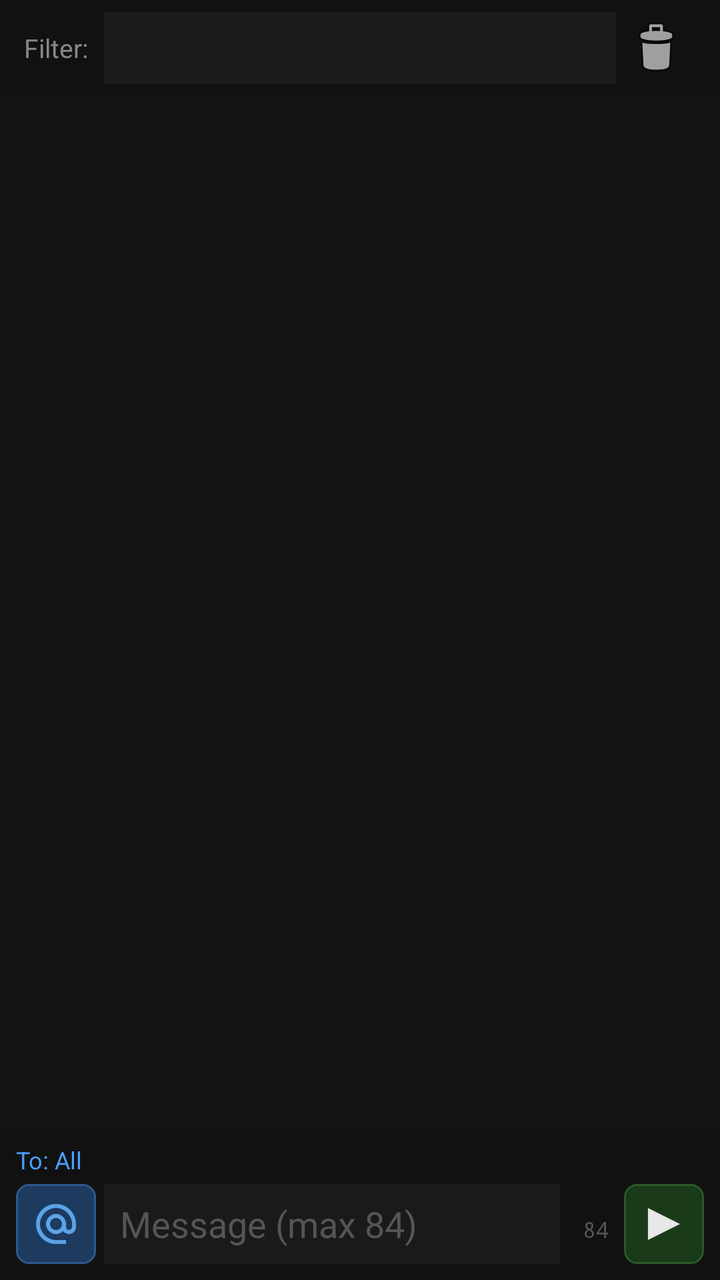
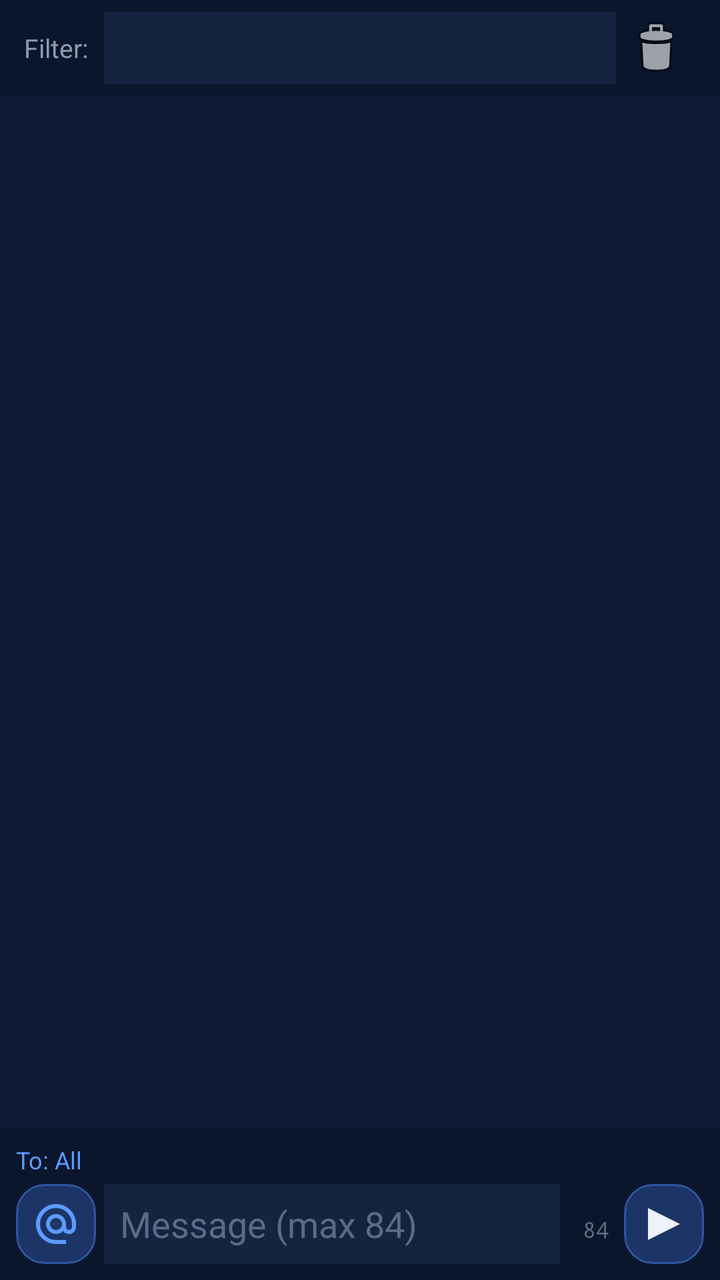

Two renders of the same Android screen: before a commit and after it. Below are the layout's source before the change and the commit's diff.
<!-- AndroidManifest.xml: application theme Theme.MeshTRX -->
<!-- res/layout/fragment_messages.xml -->
<?xml version="1.0" encoding="utf-8"?>
<LinearLayout xmlns:android="http://schemas.android.com/apk/res/android"
    android:layout_width="match_parent"
    android:layout_height="match_parent"
    android:orientation="vertical"
    android:background="#141414">

    
    <LinearLayout
        android:layout_width="match_parent"
        android:layout_height="wrap_content"
        android:orientation="horizontal"
        android:gravity="center_vertical"
        android:paddingHorizontal="12dp"
        android:paddingVertical="6dp"
        android:background="#111111">

        <TextView
            android:layout_width="wrap_content"
            android:layout_height="wrap_content"
            android:text="@string/filter"
            android:textColor="#888888"
            android:textSize="13sp" />

        <Spinner android:id="@+id/spinnerFilter"
            android:layout_width="0dp"
            android:layout_height="36dp"
            android:layout_weight="1"
            android:layout_marginStart="8dp"
            android:background="#1a1a1a"
            android:popupBackground="#1a1a1a" />

        
        <ImageButton android:id="@+id/btnClearChat"
            android:layout_width="40dp"
            android:layout_height="36dp"
            android:src="@android:drawable/ic_menu_delete"
            android:background="?android:attr/selectableItemBackground"
            android:scaleType="centerInside"
            android:contentDescription="@string/clear_chat" />
    </LinearLayout>

    
    <androidx.recyclerview.widget.RecyclerView
        android:id="@+id/rvMessages"
        android:layout_width="match_parent"
        android:layout_height="0dp"
        android:layout_weight="1"
        android:padding="8dp"
        android:clipToPadding="false" />

    
    <LinearLayout
        android:layout_width="match_parent"
        android:layout_height="wrap_content"
        android:orientation="vertical"
        android:padding="8dp"
        android:background="#111111">

        <TextView android:id="@+id/tvDest"
            android:layout_width="wrap_content"
            android:layout_height="wrap_content"
            android:text="@string/to_all"
            android:textColor="#4a9eff"
            android:textSize="12sp"
            android:layout_marginBottom="4dp" />

        <LinearLayout
            android:layout_width="match_parent"
            android:layout_height="wrap_content"
            android:orientation="horizontal">

            <ImageButton android:id="@+id/btnDest"
                android:layout_width="40dp"
                android:layout_height="40dp"
                android:src="@drawable/ic_at"
                android:background="@drawable/btn_blue"
                android:scaleType="centerInside"
                android:contentDescription="@string/callsign"
                android:enabled="false" />

            <EditText android:id="@+id/etMessage"
                android:layout_width="0dp"
                android:layout_height="40dp"
                android:layout_weight="1"
                android:hint="@string/msg_hint"
                android:textColor="#e8e8e8"
                android:textColorHint="#555555"
                android:background="#1a1a1a"
                android:paddingHorizontal="8dp"
                android:inputType="text"
                android:singleLine="true"
                android:layout_marginHorizontal="4dp" />

            
            <TextView android:id="@+id/tvBytesLeft"
                android:layout_width="28dp"
                android:layout_height="wrap_content"
                android:gravity="center"
                android:text="84"
                android:textSize="11sp"
                android:fontFamily="monospace"
                android:textColor="#555555" />

            <ImageButton android:id="@+id/btnSend"
                android:layout_width="40dp"
                android:layout_height="40dp"
                android:src="@drawable/ic_send"
                android:background="@drawable/btn_green"
                android:scaleType="centerInside"
                android:contentDescription="@string/send"
                android:enabled="false" />

            <ImageButton android:id="@+id/btnVoice"
                android:layout_width="40dp"
                android:layout_height="40dp"
                android:src="@drawable/ic_mic"
                android:background="@drawable/btn_circle_gray"
                android:scaleType="centerInside"
                android:contentDescription="Voice"
                android:layout_marginStart="4dp"
                android:visibility="gone" />
        </LinearLayout>

        
        <LinearLayout android:id="@+id/layoutRecording"
            android:layout_width="match_parent"
            android:layout_height="40dp"
            android:orientation="horizontal"
            android:gravity="center_vertical"
            android:visibility="gone"
            android:layout_marginTop="4dp">
            <View android:id="@+id/viewRecDot"
                android:layout_width="10dp"
                android:layout_height="10dp"
                android:background="#ff4444" />
            <TextView android:id="@+id/tvRecTime"
                android:layout_width="wrap_content"
                android:layout_height="wrap_content"
                android:text="0:00"
                android:textColor="#ff4444"
                android:textSize="14sp"
                android:layout_marginStart="8dp" />
            <ProgressBar android:id="@+id/pbRecLevel"
                style="@android:style/Widget.ProgressBar.Horizontal"
                android:layout_width="0dp"
                android:layout_height="6dp"
                android:layout_weight="1"
                android:layout_marginHorizontal="12dp"
                android:max="5000" />
            <TextView android:id="@+id/tvRecCancel"
                android:layout_width="wrap_content"
                android:layout_height="wrap_content"
                android:text="@string/cancel"
                android:textColor="#888888"
                android:textSize="12sp"
                android:padding="8dp" />
        </LinearLayout>
    </LinearLayout>

</LinearLayout>
<!-- resources referenced by this layout -->
<resources>
  <!-- drawable btn_blue (drawable) -->
  <?xml version="1.0" encoding="utf-8"?>
  <shape xmlns:android="http://schemas.android.com/apk/res/android"
      android:shape="rectangle">
      <solid android:color="#1e3a5f" />
      <stroke android:width="1dp" android:color="#2a5a8f" />
      <corners android:radius="6dp" />
  </shape>
  <!-- drawable btn_circle_gray (drawable) -->
  <?xml version="1.0" encoding="utf-8"?>
  <shape xmlns:android="http://schemas.android.com/apk/res/android"
      android:shape="oval">
      <solid android:color="#222222" />
      <stroke android:width="1dp" android:color="#333333" />
  </shape>
  <!-- drawable btn_green (drawable) -->
  <?xml version="1.0" encoding="utf-8"?>
  <shape xmlns:android="http://schemas.android.com/apk/res/android"
      android:shape="rectangle">
      <solid android:color="#1a3a1a" />
      <stroke android:width="1dp" android:color="#2a5a2a" />
      <corners android:radius="6dp" />
  </shape>
  <!-- drawable ic_at (drawable) -->
  <?xml version="1.0" encoding="utf-8"?>
  <vector xmlns:android="http://schemas.android.com/apk/res/android"
      android:width="24dp"
      android:height="24dp"
      android:viewportWidth="24"
      android:viewportHeight="24">
      <path
          android:fillColor="#5ba3e8"
          android:pathData="M12,2C6.48,2 2,6.48 2,12s4.48,10 10,10h5v-2h-5c-4.34,0 -8,-3.66 -8,-8s3.66,-8 8,-8 8,3.66 8,8v1.43c0,0.79 -0.71,1.57 -1.5,1.57s-1.5,-0.78 -1.5,-1.57V12c0,-2.76 -2.24,-5 -5,-5s-5,2.24 -5,5 2.24,5 5,5c1.38,0 2.64,-0.56 3.54,-1.47 0.65,0.89 1.77,1.47 2.96,1.47 1.97,0 3.5,-1.6 3.5,-3.57V12c0,-5.52 -4.48,-10 -10,-10zM12,15c-1.66,0 -3,-1.34 -3,-3s1.34,-3 3,-3 3,1.34 3,3 -1.34,3 -3,3z" />
  </vector>
  <!-- drawable ic_mic (drawable) -->
  <vector xmlns:android="http://schemas.android.com/apk/res/android"
      android:width="24dp"
      android:height="24dp"
      android:viewportWidth="24"
      android:viewportHeight="24">
      <path
          android:fillColor="#4ade80"
          android:pathData="M12,14c1.66,0 2.99,-1.34 2.99,-3L15,5c0,-1.66 -1.34,-3 -3,-3S9,3.34 9,5v6c0,1.66 1.34,3 3,3zM17.3,11c0,3 -2.54,5.1 -5.3,5.1S6.7,14 6.7,11H5c0,3.41 2.72,6.23 6,6.72V21h2v-3.28c3.28,-0.48 6,-3.3 6,-6.72h-1.7z"/>
  </vector>
  <!-- drawable ic_send (drawable) -->
  <?xml version="1.0" encoding="utf-8"?>
  <vector xmlns:android="http://schemas.android.com/apk/res/android"
      android:width="24dp"
      android:height="24dp"
      android:viewportWidth="24"
      android:viewportHeight="24">
      <path
          android:fillColor="#e8e8e8"
          android:pathData="M4,4 L20,12 L4,20 Z" />
  </vector>
  <style name="Theme.MeshTRX" parent="Theme.MaterialComponents.NoActionBar">
          <item name="colorPrimary">#4ade80</item>
          <item name="colorPrimaryVariant">#2d5a2d</item>
          <item name="colorOnPrimary">#141414</item>
          <item name="colorSecondary">#5ba3e8</item>
          <item name="colorOnSecondary">#141414</item>
          <item name="android:windowBackground">#141414</item>
          <item name="android:statusBarColor">#141414</item>
          <item name="android:navigationBarColor">#111111</item>
          <item name="android:windowLightStatusBar">false</item>
      </style>
  <!-- unchanged entries left out for length: 7 -->
</resources>

<!-- the commit's change to res/layout/fragment_messages.xml (unified diff, before → after) -->
@@ -3,7 +3,7 @@
     android:layout_width="match_parent"
     android:layout_height="match_parent"
     android:orientation="vertical"
-    android:background="#141414">
+    android:background="?attr/mtx_bg">
 
     
     <LinearLayout
@@ -13,13 +13,13 @@
         android:gravity="center_vertical"
         android:paddingHorizontal="12dp"
         android:paddingVertical="6dp"
-        android:background="#111111">
+        android:background="?attr/mtx_bg_deep">
 
         <TextView
             android:layout_width="wrap_content"
             android:layout_height="wrap_content"
             android:text="@string/filter"
-            android:textColor="#888888"
+            android:textColor="?attr/mtx_text_muted"
             android:textSize="13sp" />
 
         <Spinner android:id="@+id/spinnerFilter"
@@ -27,8 +27,8 @@
             android:layout_height="36dp"
             android:layout_weight="1"
             android:layout_marginStart="8dp"
-            android:background="#1a1a1a"
-            android:popupBackground="#1a1a1a" />
+            android:background="?attr/mtx_surface"
+            android:popupBackground="?attr/mtx_surface" />
 
         
         <ImageButton android:id="@+id/btnClearChat"
@@ -55,13 +55,13 @@
         android:layout_height="wrap_content"
         android:orientation="vertical"
         android:padding="8dp"
-        android:background="#111111">
+        android:background="?attr/mtx_bg_deep">
 
         <TextView android:id="@+id/tvDest"
             android:layout_width="wrap_content"
             android:layout_height="wrap_content"
             android:text="@string/to_all"
-            android:textColor="#4a9eff"
+            android:textColor="?attr/mtx_secondary"
             android:textSize="12sp"
             android:layout_marginBottom="4dp" />
 
@@ -84,9 +84,9 @@
                 android:layout_height="40dp"
                 android:layout_weight="1"
                 android:hint="@string/msg_hint"
-                android:textColor="#e8e8e8"
-                android:textColorHint="#555555"
-                android:background="#1a1a1a"
+                android:textColor="?attr/mtx_text"
+                android:textColorHint="?attr/mtx_text_dim"
+                android:background="?attr/mtx_surface"
                 android:paddingHorizontal="8dp"
                 android:inputType="text"
                 android:singleLine="true"
@@ -100,7 +100,7 @@
                 android:text="84"
                 android:textSize="11sp"
                 android:fontFamily="monospace"
-                android:textColor="#555555" />
+                android:textColor="?attr/mtx_text_dim" />
 
             <ImageButton android:id="@+id/btnSend"
                 android:layout_width="40dp"
@@ -152,7 +152,7 @@
                 android:layout_width="wrap_content"
                 android:layout_height="wrap_content"
                 android:text="@string/cancel"
-                android:textColor="#888888"
+                android:textColor="?attr/mtx_text_muted"
                 android:textSize="12sp"
                 android:padding="8dp" />
         </LinearLayout>
<!-- resource entries referenced after the edit -->
@@ -4,24 +4,24 @@
   <?xml version="1.0" encoding="utf-8"?>
   <shape xmlns:android="http://schemas.android.com/apk/res/android"
       android:shape="rectangle">
-      <solid android:color="#1e3a5f" />
-      <stroke android:width="1dp" android:color="#2a5a8f" />
-      <corners android:radius="6dp" />
+      <solid android:color="?attr/mtx_secondary_bg" />
+      <stroke android:width="1dp" android:color="?attr/mtx_secondary_border" />
+      <corners android:radius="14dp" />
   </shape>
   <!-- drawable btn_circle_gray (drawable) -->
   <?xml version="1.0" encoding="utf-8"?>
   <shape xmlns:android="http://schemas.android.com/apk/res/android"
       android:shape="oval">
-      <solid android:color="#222222" />
-      <stroke android:width="1dp" android:color="#333333" />
+      <solid android:color="?attr/mtx_elevated" />
+      <stroke android:width="1dp" android:color="?attr/mtx_border_strong" />
   </shape>
   <!-- drawable btn_green (drawable) -->
   <?xml version="1.0" encoding="utf-8"?>
   <shape xmlns:android="http://schemas.android.com/apk/res/android"
       android:shape="rectangle">
-      <solid android:color="#1a3a1a" />
-      <stroke android:width="1dp" android:color="#2a5a2a" />
-      <corners android:radius="6dp" />
+      <solid android:color="?attr/mtx_secondary_bg" />
+      <stroke android:width="1dp" android:color="?attr/mtx_secondary_border" />
+      <corners android:radius="14dp" />
   </shape>
   <!-- drawable ic_at (drawable) -->
   <?xml version="1.0" encoding="utf-8"?>
@@ -31,7 +31,7 @@
       android:viewportWidth="24"
       android:viewportHeight="24">
       <path
-          android:fillColor="#5ba3e8"
+          android:fillColor="?attr/mtx_secondary"
           android:pathData="M12,2C6.48,2 2,6.48 2,12s4.48,10 10,10h5v-2h-5c-4.34,0 -8,-3.66 -8,-8s3.66,-8 8,-8 8,3.66 8,8v1.43c0,0.79 -0.71,1.57 -1.5,1.57s-1.5,-0.78 -1.5,-1.57V12c0,-2.76 -2.24,-5 -5,-5s-5,2.24 -5,5 2.24,5 5,5c1.38,0 2.64,-0.56 3.54,-1.47 0.65,0.89 1.77,1.47 2.96,1.47 1.97,0 3.5,-1.6 3.5,-3.57V12c0,-5.52 -4.48,-10 -10,-10zM12,15c-1.66,0 -3,-1.34 -3,-3s1.34,-3 3,-3 3,1.34 3,3 -1.34,3 -3,3z" />
   </vector>
   <!-- drawable ic_mic (drawable) -->
@@ -41,7 +41,7 @@
       android:viewportWidth="24"
       android:viewportHeight="24">
       <path
-          android:fillColor="#4ade80"
+          android:fillColor="?attr/mtx_accent"
           android:pathData="M12,14c1.66,0 2.99,-1.34 2.99,-3L15,5c0,-1.66 -1.34,-3 -3,-3S9,3.34 9,5v6c0,1.66 1.34,3 3,3zM17.3,11c0,3 -2.54,5.1 -5.3,5.1S6.7,14 6.7,11H5c0,3.41 2.72,6.23 6,6.72V21h2v-3.28c3.28,-0.48 6,-3.3 6,-6.72h-1.7z"/>
   </vector>
   <!-- drawable ic_send (drawable) -->
@@ -52,19 +52,42 @@
       android:viewportWidth="24"
       android:viewportHeight="24">
       <path
-          android:fillColor="#e8e8e8"
+          android:fillColor="?attr/mtx_text"
           android:pathData="M4,4 L20,12 L4,20 Z" />
   </vector>
   <style name="Theme.MeshTRX" parent="Theme.MaterialComponents.NoActionBar">
-          <item name="colorPrimary">#4ade80</item>
-          <item name="colorPrimaryVariant">#2d5a2d</item>
-          <item name="colorOnPrimary">#141414</item>
-          <item name="colorSecondary">#5ba3e8</item>
-          <item name="colorOnSecondary">#141414</item>
-          <item name="android:windowBackground">#141414</item>
-          <item name="android:statusBarColor">#141414</item>
-          <item name="android:navigationBarColor">#111111</item>
+          <item name="colorPrimary">#FABE14</item>
+          <item name="colorPrimaryVariant">#7F8FB0</item>
+          <item name="colorOnPrimary">#101E3C</item>
+          <item name="colorSecondary">#5B9BFF</item>
+          <item name="colorOnSecondary">#0E1A33</item>
+          <item name="android:windowBackground">#0E1A33</item>
+          <item name="android:statusBarColor">#0E1A33</item>
+          <item name="android:navigationBarColor">#0B152B</item>
           <item name="android:windowLightStatusBar">false</item>
+          
+          <item name="mtx_bg">#0E1A33</item>
+          <item name="mtx_bg_deep">#0B152B</item>
+          <item name="mtx_surface">#14233F</item>
+          <item name="mtx_elevated">#1B2C4E</item>
+          <item name="mtx_border">#22355A</item>
+          <item name="mtx_border_strong">#2A3F66</item>
+          <item name="mtx_accent">#FABE14</item>
+          <item name="mtx_on_accent">#101E3C</item>
+          <item name="mtx_secondary">#5B9BFF</item>
+          <item name="mtx_secondary_bg">#1D3566</item>
+          <item name="mtx_secondary_border">#2F55A0</item>
+          <item name="mtx_text">#EEF2FA</item>
+          <item name="mtx_text2">#C7D0E2</item>
+          <item name="mtx_text_muted">#8E9AB3</item>
+          <item name="mtx_text_dim">#5C6A88</item>
+          <item name="mtx_text_faint">#7F8FB0</item>
+          <item name="shapeAppearanceSmallComponent">@style/MeshTRX.Shape.Soft</item>
+          <item name="shapeAppearanceMediumComponent">@style/MeshTRX.Shape.Soft</item>
+      </style>
+  <style name="MeshTRX.Shape.Soft" parent="">
+          <item name="cornerFamily">rounded</item>
+          <item name="cornerSize">14dp</item>
       </style>
   <!-- unchanged entries left out for length: 7 -->
 </resources>
